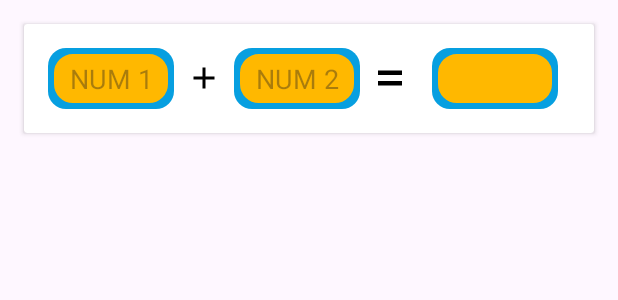
After one commit to oguzhanozgokce/KekodKotlinFirstProject, an Android app: the layout card_input_result.xml on its own in the app's theme, with its tools: preview values and no code run, on a phone screen of 412 x 824 dp. The commit adds this screen. Shown: the top 300 px of the screen. Run offline under Robolectric (Android 15) with nearby library versions, the phone set to English and light mode, and no system bars.

Commit message:
Component created. Its task is to provide card structure on fragment pages

```diff
--- /dev/null
+++ b/app/src/main/res/drawable/background_card.xml
@@ -0,0 +1,6 @@
+<?xml version="1.0" encoding="utf-8"?>
+<shape xmlns:android="http://schemas.android.com/apk/res/android"
+    android:shape="rectangle">
+    <solid android:color="@color/red" />
+    <corners android:radius="16dp" />
+</shape>
--- /dev/null
+++ b/app/src/main/res/drawable/edittext_background.xml
@@ -0,0 +1,23 @@
+<?xml version="1.0" encoding="utf-8"?>
+<layer-list xmlns:android="http://schemas.android.com/apk/res/android">
+
+    <item>
+        <shape android:shape="rectangle">
+            <solid android:color="@color/blue" />
+            <corners android:radius="12dp" />
+            <padding android:left="2dp"
+                android:top="2dp"
+                android:right="2dp"
+                android:bottom="2dp" />
+        </shape>
+    </item>
+
+    <item android:left="2dp" android:top="2dp" android:right="2dp" android:bottom="2dp">
+        <shape android:shape="rectangle">
+            <solid android:color="@color/yellow" />
+            <corners android:radius="12dp" />
+            <stroke android:width="1dp" android:color="@color/yellow" />
+        </shape>
+    </item>
+
+</layer-list>
--- /dev/null
+++ b/app/src/main/res/drawable/ic_equal.xml
@@ -0,0 +1,9 @@
+<vector xmlns:android="http://schemas.android.com/apk/res/android"
+    android:width="24dp"
+    android:height="24dp"
+    android:viewportWidth="960"
+    android:viewportHeight="960">
+  <path
+      android:pathData="M160,680v-120h640v120L160,680ZM160,400v-120h640v120L160,400Z"
+      android:fillColor="#000000"/>
+</vector>
--- /dev/null
+++ b/app/src/main/res/layout/card_input_result.xml
@@ -0,0 +1,76 @@
+<?xml version="1.0" encoding="utf-8"?>
+<androidx.cardview.widget.CardView
+    xmlns:android="http://schemas.android.com/apk/res/android"
+    android:layout_width="match_parent"
+    android:layout_height="wrap_content"
+    android:background="@drawable/background_card"
+    android:layout_margin="16dp"
+    android:elevation="20dp"
+    android:radius="16dp">
+
+    <LinearLayout
+        android:layout_width="match_parent"
+        android:layout_height="wrap_content"
+        android:gravity="center"
+        android:orientation="horizontal"
+        android:padding="16dp">
+
+        <EditText
+            android:id="@+id/firstNumber"
+            android:layout_width="0dp"
+            android:layout_height="wrap_content"
+            android:layout_weight="1"
+            android:background="@drawable/edittext_background"
+            android:gravity="center"
+            android:hint="@string/enter_first_number"
+            android:inputType="number"
+            android:padding="8dp"
+            android:textColor="@color/black"
+            android:textSize="18sp" />
+
+        <ImageView
+            android:id="@+id/operationImage"
+            android:layout_width="wrap_content"
+            android:layout_height="wrap_content"
+            android:layout_marginStart="8dp"
+            android:layout_marginEnd="8dp"
+            android:contentDescription="@string/operation_symbol"
+            android:src="@drawable/ic_addition" />
+
+        <EditText
+            android:id="@+id/secondNumber"
+            android:layout_width="0dp"
+            android:layout_height="wrap_content"
+            android:layout_weight="1"
+            android:background="@drawable/edittext_background"
+            android:gravity="center"
+            android:hint="@string/enter_second_number"
+            android:inputType="number"
+            android:padding="8dp"
+            android:textColor="@color/black"
+            android:textSize="18sp" />
+
+        <ImageView
+            android:layout_width="wrap_content"
+            android:layout_height="wrap_content"
+            android:layout_marginStart="8dp"
+            android:layout_marginEnd="8dp"
+            android:contentDescription="@string/equal_symbol"
+            android:src="@drawable/ic_equal" />
+
+        <TextView
+            android:id="@+id/resultTextView"
+            android:layout_width="0dp"
+            android:layout_height="wrap_content"
+            android:layout_weight="1"
+            android:layout_marginStart="8dp"
+            android:layout_marginEnd="8dp"
+            android:text="@string/result"
+            android:textColor="@color/black"
+            android:textSize="18sp"
+            android:gravity="center"
+            android:background="@drawable/edittext_background"
+            android:padding="8dp" />
+    </LinearLayout>
+
+</androidx.cardview.widget.CardView>
--- a/app/src/main/res/values/colors.xml
+++ b/app/src/main/res/values/colors.xml
@@ -2,8 +2,9 @@
 <resources>
     <color name="black">#FF000000</color>
     <color name="white">#FFFFFFFF</color>
-    <color name="green">#FF00FF00</color>
-    <color name="red">#FFFF0000</color>
-    <color name="blue">#FF0000FF</color>
+    <color name="green">#FF4CAF50</color>
+    <color name="red">#FFE91E63</color>
+    <color name="blue">#FF079FE0</color>
     <color name="background">#FF222222</color>"
+    <color name="yellow">#FFFFB800</color>"
 </resources>
--- a/app/src/main/res/values/strings.xml
+++ b/app/src/main/res/values/strings.xml
@@ -15,5 +15,11 @@
     <string name="division">Division</string>
     <string name="modulo">Modulo</string>
     <string name="ego">Ego</string>
+    <string name="enter_first_number">NUM 1</string>
+    <string name="addition_symbol">addition icon</string>
+    <string name="enter_second_number">NUM 2</string>
+    <string name="result"> </string>
+    <string name="operation_symbol">operation_symbol</string>
+    <string name="equal_symbol">Equal symbol</string>
 
 </resources>
```
